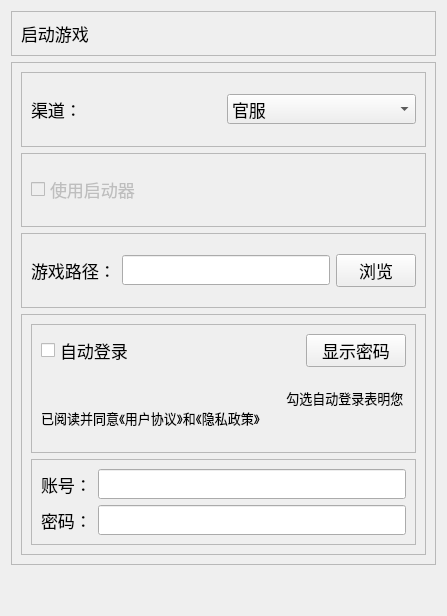
Before: the Qt Designer form resources/ui/start_game.ui in Shasnow/StarRailAssistant, drawn with Qt 5.
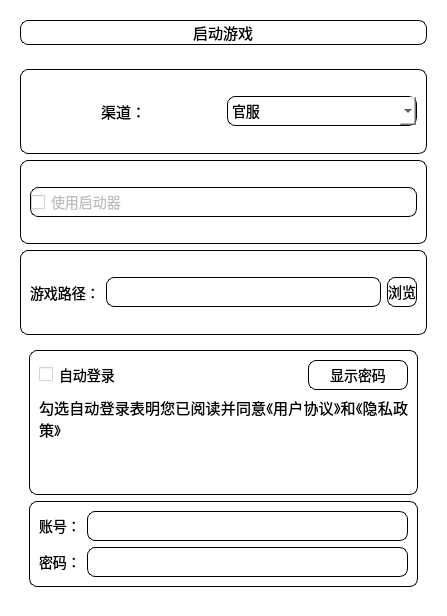
After: the same form once the commit is applied.

Diff of the .ui file:
```diff
--- a/resources/ui/start_game.ui
+++ b/resources/ui/start_game.ui
@@ -18,57 +18,17 @@
         <property name="windowTitle">
             <string>Form</string>
         </property>
+        <property name="styleSheet">
+            <string notr="true">background-color: transparent</string>
+        </property>
         <layout class="QGridLayout" name="gridLayout_2">
-            <item row="2" column="0">
-                <spacer name="verticalSpacer">
-                    <property name="orientation">
-                        <enum>Qt::Orientation::Vertical</enum>
-                    </property>
-                    <property name="sizeType">
-                        <enum>QSizePolicy::Policy::Maximum</enum>
-                    </property>
-                    <property name="sizeHint" stdset="0">
-                        <size>
-                            <width>20</width>
-                            <height>40</height>
-                        </size>
-                    </property>
-                </spacer>
-            </item>
-            <item row="0" column="0">
-                <widget class="QFrame" name="frame_1">
-                    <property name="frameShape">
-                        <enum>QFrame::Shape::StyledPanel</enum>
-                    </property>
-                    <property name="frameShadow">
-                        <enum>QFrame::Shadow::Raised</enum>
-                    </property>
-                    <layout class="QHBoxLayout" name="horizontalLayout">
-                        <item>
-                            <widget class="QLabel" name="label">
-                                <property name="text">
-                                    <string>启动游戏</string>
-                                </property>
-                            </widget>
-                        </item>
-                        <item>
-                            <spacer name="horizontalSpacer">
-                                <property name="orientation">
-                                    <enum>Qt::Orientation::Horizontal</enum>
-                                </property>
-                                <property name="sizeHint" stdset="0">
-                                    <size>
-                                        <width>329</width>
-                                        <height>20</height>
-                                    </size>
-                                </property>
-                            </spacer>
-                        </item>
-                    </layout>
-                </widget>
-            </item>
             <item row="1" column="0">
                 <widget class="QScrollArea" name="scrollArea">
+                    <property name="styleSheet">
+                        <string notr="true">border-radius: 8px;
+                            border:0.5 px solid black;
+                        </string>
+                    </property>
                     <property name="widgetResizable">
                         <bool>true</bool>
                     </property>
@@ -77,13 +37,20 @@
                             <rect>
                                 <x>0</x>
                                 <y>0</y>
-                                <width>427</width>
-                                <height>502</height>
+                                <width>429</width>
+                                <height>552</height>
                             </rect>
                         </property>
                         <layout class="QVBoxLayout" name="verticalLayout_3">
                             <item>
                                 <widget class="QFrame" name="frame2_1">
+                                    <property name="styleSheet">
+                                        <string notr="true">border-radius: 8px;
+                                            border:0.5px solid black;
+                                            background-color: rgba(255, 255, 255, 0.8);
+                                            font-size: 14px;
+                                        </string>
+                                    </property>
                                     <property name="frameShape">
                                         <enum>QFrame::Shape::StyledPanel</enum>
                                     </property>
@@ -93,8 +60,13 @@
                                     <layout class="QHBoxLayout" name="horizontalLayout_4">
                                         <item>
                                             <widget class="QLabel" name="label2_1">
+                                                <property name="styleSheet">
+                                                    <string notr="true">border: none;</string>
+                                                </property>
                                                 <property name="text">
-                                                    <string>渠道：</string>
+                                                    <string>&lt;html&gt;&lt;head/&gt;&lt;body&gt;&lt;p align=&quot;center&quot;&gt;&lt;span
+                                                        style=&quot; font-size:11pt;&quot;&gt;渠道：&lt;/span&gt;&lt;/p&gt;&lt;/body&gt;&lt;/html&gt;
+                                                    </string>
                                                 </property>
                                             </widget>
                                         </item>
@@ -123,6 +95,13 @@
                             </item>
                             <item>
                                 <widget class="QFrame" name="frame_3">
+                                    <property name="styleSheet">
+                                        <string notr="true">border-radius: 8px;
+                                            border:0.5px solid black;
+                                            background-color: rgba(255, 255, 255, 0.8);
+                                            font-size: 14px;
+                                        </string>
+                                    </property>
                                     <property name="frameShape">
                                         <enum>QFrame::Shape::StyledPanel</enum>
                                     </property>
@@ -163,6 +142,13 @@
                             </item>
                             <item>
                                 <widget class="QFrame" name="frame2_2">
+                                    <property name="styleSheet">
+                                        <string notr="true">border-radius: 8px;
+                                            border:0.5px solid black;
+                                            background-color: rgba(255, 255, 255, 0.8);
+                                            font-size: 14px;
+                                        </string>
+                                    </property>
                                     <property name="frameShape">
                                         <enum>QFrame::Shape::StyledPanel</enum>
                                     </property>
@@ -172,6 +158,9 @@
                                     <layout class="QHBoxLayout" name="horizontalLayout_2">
                                         <item>
                                             <widget class="QLabel" name="path_label">
+                                                <property name="styleSheet">
+                                                    <string notr="true">border: none;</string>
+                                                </property>
                                                 <property name="text">
                                                     <string>游戏路径：</string>
                                                 </property>
@@ -214,6 +203,13 @@
                                     <layout class="QVBoxLayout" name="verticalLayout">
                                         <item>
                                             <widget class="QFrame" name="frame2_3">
+                                                <property name="styleSheet">
+                                                    <string notr="true">border-radius: 8px;
+                                                        border:0.5px solid black;
+                                                        background-color: rgba(255, 255, 255, 0.8);
+                                                        font-size: 14px;
+                                                    </string>
+                                                </property>
                                                 <property name="frameShape">
                                                     <enum>QFrame::Shape::StyledPanel</enum>
                                                 </property>
@@ -223,6 +219,9 @@
                                                 <layout class="QGridLayout" name="gridLayout_3">
                                                     <item row="0" column="1">
                                                         <widget class="QCheckBox" name="auto_login_checkBox">
+                                                            <property name="styleSheet">
+                                                                <string notr="true">border: none;</string>
+                                                            </property>
                                                             <property name="text">
                                                                 <string>自动登录</string>
                                                             </property>
@@ -258,12 +257,17 @@
                                                         <widget class="QLabel" name="label_2">
                                                             <property name="font">
                                                                 <font>
-                                                                    <pointsize>10</pointsize>
+                                                                    <pointsize>-1</pointsize>
                                                                 </font>
                                                             </property>
+                                                            <property name="styleSheet">
+                                                                <string notr="true">border: none;</string>
+                                                            </property>
                                                             <property name="text">
-                                                                <string>
-                                                                    勾选自动登录表明您已阅读并同意《用户协议》和《隐私政策》
+                                                                <string>&lt;html&gt;&lt;head/&gt;&lt;body&gt;&lt;p
+                                                                    align=&quot;justify&quot;&gt;&lt;span style=&quot;
+                                                                    font-size:11pt;&quot;&gt;勾选自动登录表明您已阅读并同意《用户协议》和《隐私政策》&lt;/span&gt;&lt;/p&gt;&lt;p
+                                                                    align=&quot;center&quot;&gt;&lt;br/&gt;&lt;/p&gt;&lt;/body&gt;&lt;/html&gt;
                                                                 </string>
                                                             </property>
                                                             <property name="wordWrap">
@@ -276,6 +280,13 @@
                                         </item>
                                         <item>
                                             <widget class="QFrame" name="frame2_4">
+                                                <property name="styleSheet">
+                                                    <string notr="true">border-radius: 8px;
+                                                        border:0.5px solid black;
+                                                        background-color: rgba(255, 255, 255, 0.8);
+                                                        font-size: 14px;
+                                                    </string>
+                                                </property>
                                                 <property name="frameShape">
                                                     <enum>QFrame::Shape::StyledPanel</enum>
                                                 </property>
@@ -285,6 +296,9 @@
                                                 <layout class="QGridLayout" name="gridLayout">
                                                     <item row="0" column="0">
                                                         <widget class="QLabel" name="label2_4_11">
+                                                            <property name="styleSheet">
+                                                                <string notr="true">border: none;</string>
+                                                            </property>
                                                             <property name="text">
                                                                 <string>账号：</string>
                                                             </property>
@@ -305,6 +319,9 @@
                                                     </item>
                                                     <item row="1" column="0">
                                                         <widget class="QLabel" name="label2_4_21">
+                                                            <property name="styleSheet">
+                                                                <string notr="true">border: none;</string>
+                                                            </property>
                                                             <property name="text">
                                                                 <string>密码：</string>
                                                             </property>
@@ -330,6 +347,37 @@
                     </widget>
                 </widget>
             </item>
+            <item row="0" column="0">
+                <widget class="QFrame" name="frame_1">
+                    <property name="styleSheet">
+                        <string notr="true">border: none; background-color: transparent</string>
+                    </property>
+                    <property name="frameShape">
+                        <enum>QFrame::Shape::StyledPanel</enum>
+                    </property>
+                    <property name="frameShadow">
+                        <enum>QFrame::Shadow::Raised</enum>
+                    </property>
+                    <layout class="QHBoxLayout" name="horizontalLayout">
+                        <item>
+                            <widget class="QLabel" name="label">
+                                <property name="styleSheet">
+                                    <string notr="true">border-radius: 8px;
+                                        border: 1px solid black;
+                                        background-color: rgba(255, 255, 255, 0.8);
+                                        font-size: 14px;
+                                    </string>
+                                </property>
+                                <property name="text">
+                                    <string>&lt;html&gt;&lt;head/&gt;&lt;body&gt;&lt;p align=&quot;center&quot;&gt;&lt;span
+                                        style=&quot; font-size:11pt;&quot;&gt;启动游戏&lt;/span&gt;&lt;/p&gt;&lt;/body&gt;&lt;/html&gt;
+                                    </string>
+                                </property>
+                            </widget>
+                        </item>
+                    </layout>
+                </widget>
+            </item>
         </layout>
     </widget>
     <resources/>
```
